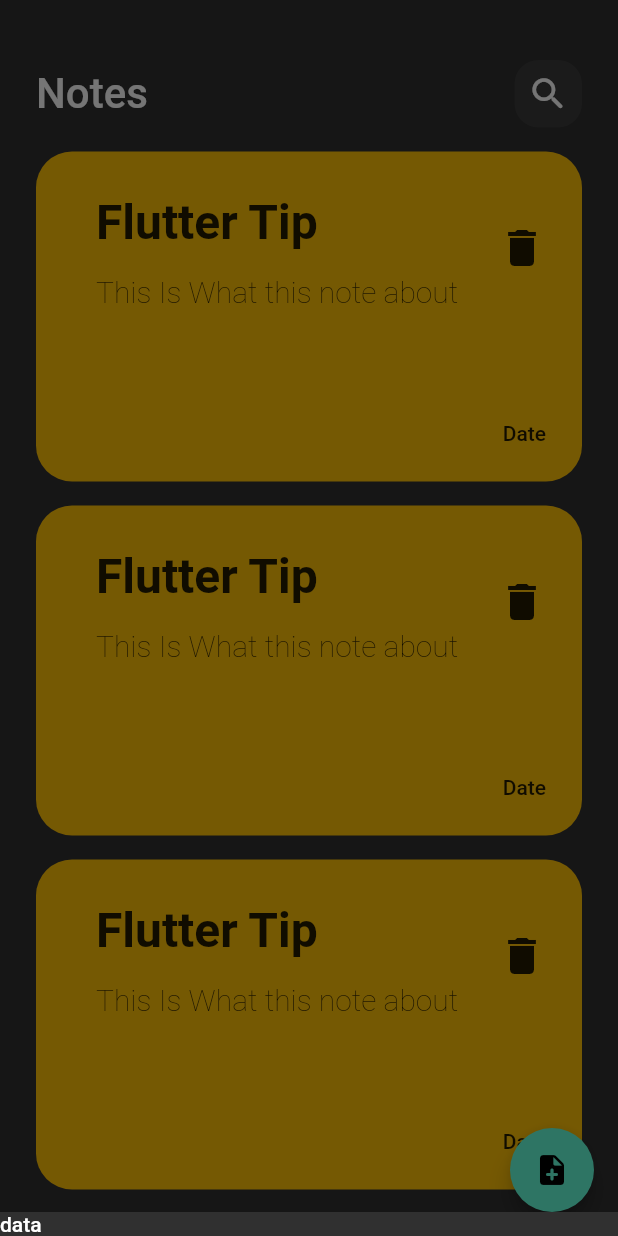
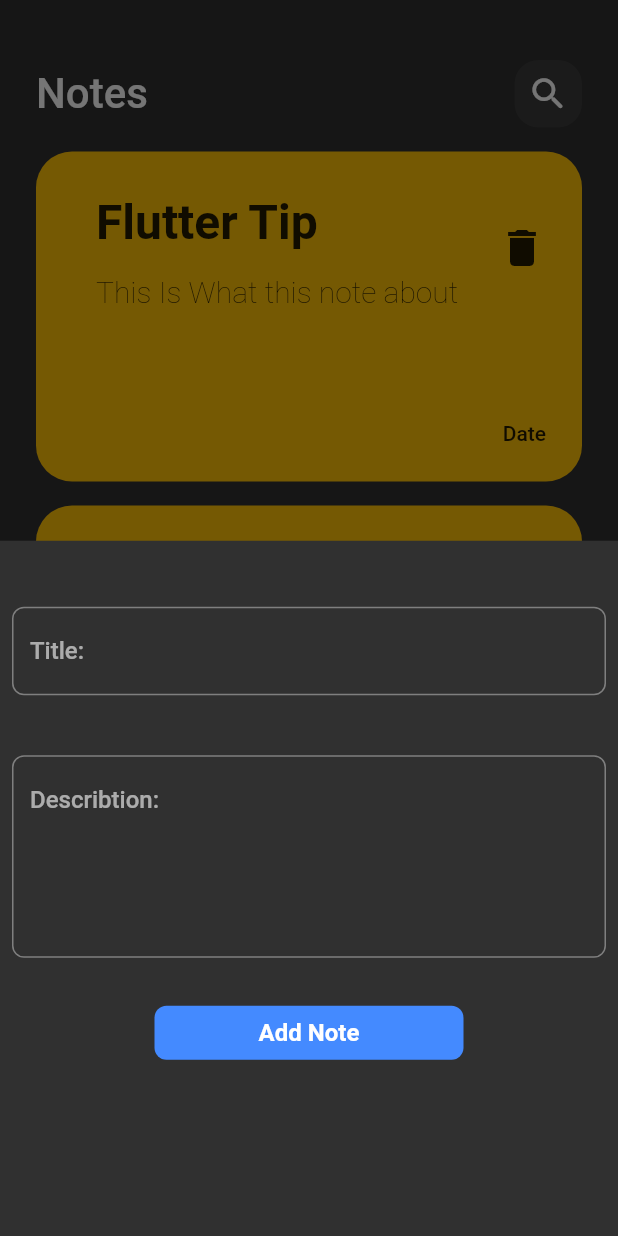
Before and after one commit to Alil0l/10.notesApp, a Flutter app: the screen it shows after launch, after a tap on the "note add" icon, on a phone screen of 412 x 824 dp. Run offline on Flutter 3.47's test engine with Material 2 defaults, Android fonts, the phone set to English and light mode, and no system bars; Roboto replaces fonts that are missing (pacifico).

Commit message:
modifing the bottom sheet

```diff
--- a/lib/views/notes_view.dart
+++ b/lib/views/notes_view.dart
@@ -1,4 +1,7 @@
 import 'package:flutter/material.dart';
+import 'package:flutter/services.dart';
+import 'package:notes/widgets/custom_button.dart';
+import 'package:notes/widgets/custom_textfield.dart';
 import 'package:notes/widgets/custome_app_bar.dart';
 import 'package:notes/widgets/note_list.dart';
 
@@ -13,7 +16,21 @@ class NotesView extends StatelessWidget {
             showModalBottomSheet(
                 context: context,
                 builder: (context) {
-                  return Text('data');
+                  return Container(
+                    child: Column(
+                      children: [
+                        SizedBox(height: 36),
+                        CustomeFormTextField(hidden: false, hintText: 'Title:'),
+                        SizedBox(height: 24),
+                        CustomeFormTextField(
+                            hidden: false,
+                            hintText: 'Describtion:',
+                            linesCount: 5),
+                        SizedBox(height: 24),
+                        CustomButton(buttonLabel: 'Add Note')
+                      ],
+                    ),
+                  );
                 });
           },
           child: Icon(Icons.note_add_rounded),
--- /dev/null
+++ b/lib/widgets/custom_button.dart
@@ -0,0 +1,24 @@
+// ignore_for_file: must_be_immutable
+
+import 'package:flutter/material.dart';
+
+class CustomButton extends StatelessWidget {
+  CustomButton({super.key, required this.buttonLabel, this.onTap});
+  final String buttonLabel;
+  VoidCallback? onTap;
+  @override
+  Widget build(BuildContext context) {
+    return GestureDetector(
+        onTap: onTap,
+        child: Container(
+            height: 36,
+            width: MediaQuery.of(context).size.width / 2,
+            decoration: BoxDecoration(
+                color: Colors.blueAccent,
+                borderRadius: BorderRadius.circular(8)),
+            child: Center(
+                child: Text(buttonLabel,
+                    style: const TextStyle(
+                        fontSize: 16, fontWeight: FontWeight.bold)))));
+  }
+}
--- /dev/null
+++ b/lib/widgets/custom_textfield.dart
@@ -0,0 +1,44 @@
+// ignore_for_file: must_be_immutable
+
+import 'package:flutter/material.dart';
+
+class CustomeFormTextField extends StatelessWidget {
+  CustomeFormTextField(
+      {super.key,
+      this.hintText,
+      this.linesCount,
+      this.action,
+      this.onChanged,
+      required this.hidden});
+  String? hintText;
+  int? linesCount;
+  dynamic action;
+  bool hidden;
+  Function(String)? onChanged;
+  @override
+  Widget build(BuildContext context) {
+    return Padding(
+      padding: const EdgeInsets.all(8.0),
+      child: TextFormField(
+        validator: (value) {
+          if (value!.isEmpty) {
+            return 'Requierd Field';
+          }
+          return null;
+        },
+        obscureText: hidden,
+        maxLines: linesCount,
+        onChanged: onChanged,
+        textInputAction: action,
+        decoration: InputDecoration(
+            hintText: hintText,
+            hintStyle: const TextStyle(
+              fontFamily: 'pacifico',
+            ),
+            border: const OutlineInputBorder(
+                borderSide: BorderSide(color: Colors.white),
+                borderRadius: BorderRadius.all(Radius.circular(8)))),
+      ),
+    );
+  }
+}
```
